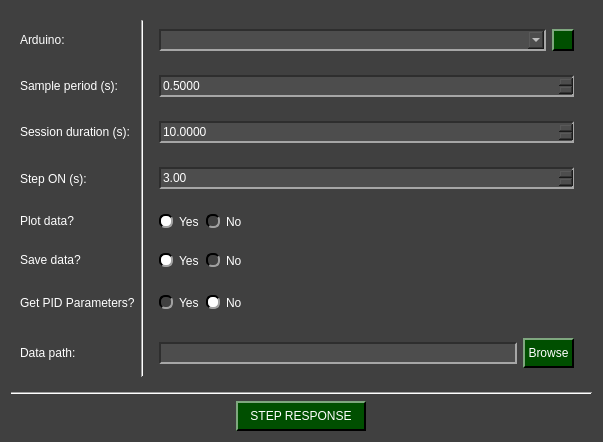
First picture: the form in pydaq/uis/PyDAQ_step_response_Arduino_widget.ui, repository CayoRw/pydaq, before the edit.
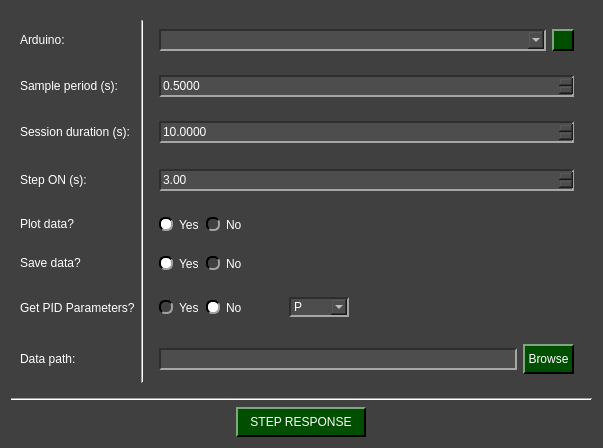
Second picture: the form after the edit. Icons and pictures are not drawn.

What changed in the file:
```diff
--- a/pydaq/uis/PyDAQ_step_response_Arduino_widget.ui
+++ b/pydaq/uis/PyDAQ_step_response_Arduino_widget.ui
@@ -7,7 +7,7 @@
     <x>0</x>
     <y>0</y>
     <width>603</width>
-    <height>442</height>
+    <height>448</height>
    </rect>
   </property>
   <property name="windowTitle">
@@ -189,7 +189,33 @@
 
 QPushButton#reload_devices:pressed{
 	border: 2px solid rgb(255, 255, 255);
-}</string>
+}
+
+QDoubleSpinBox:disabled {
+    background-color: rgb(50, 50, 50);
+    
+    border-top: 1.5px solid rgb(30, 30, 30);
+    border-left: 1.5px solid rgb(30, 30, 30);
+    
+    border-bottom: 1.5px solid rgb(100, 100, 100);
+    border-right: 1.5px solid rgb(100, 100, 100);
+    
+    color: rgb(150, 150, 150);
+}
+
+QComboBox:disabled {
+    background-color: rgb(50, 50, 50);
+    
+    border-top: 1.5px solid rgb(30, 30, 30);
+    border-left: 1.5px solid rgb(30, 30, 30);
+    
+    border-bottom: 1.5px solid rgb(100, 100, 100);
+    border-right: 1.5px solid rgb(100, 100, 100);
+    
+    color: rgb(150, 150, 150);
+}
+
+</string>
   </property>
   <layout class="QGridLayout" name="gridLayout_3">
    <item row="0" column="0">
@@ -610,6 +636,44 @@
            </attribute>
           </widget>
          </item>
+         <item>
+          <spacer name="horizontalSpacer">
+           <property name="orientation">
+            <enum>Qt::Orientation::Horizontal</enum>
+           </property>
+           <property name="sizeHint" stdset="0">
+            <size>
+             <width>40</width>
+             <height>20</height>
+            </size>
+           </property>
+          </spacer>
+         </item>
+         <item alignment="Qt::AlignmentFlag::AlignRight">
+          <widget class="QComboBox" name="PID_comboBox">
+           <property name="minimumSize">
+            <size>
+             <width>60</width>
+             <height>0</height>
+            </size>
+           </property>
+           <item>
+            <property name="text">
+             <string>P</string>
+            </property>
+           </item>
+           <item>
+            <property name="text">
+             <string>PI</string>
+            </property>
+           </item>
+           <item>
+            <property name="text">
+             <string>PID</string>
+            </property>
+           </item>
+          </widget>
+         </item>
         </layout>
        </widget>
       </item>
```
Left out of the diff: 2 changed lines with no effect on the pictures.
